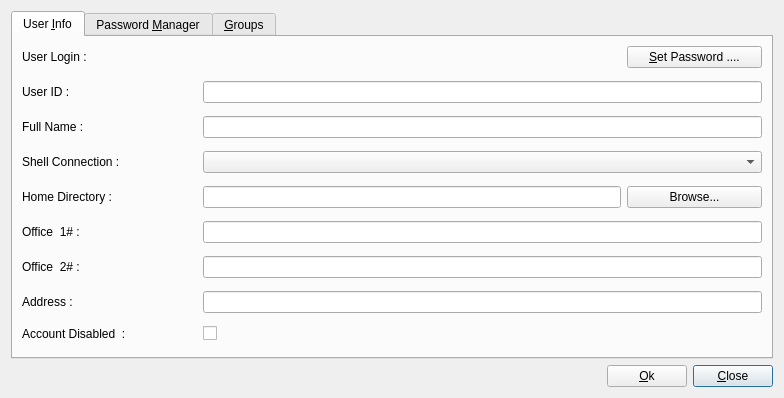
Before: the Qt Designer form ui/EditProperties.ui in xen0vas/UserManager, drawn with Qt 5.
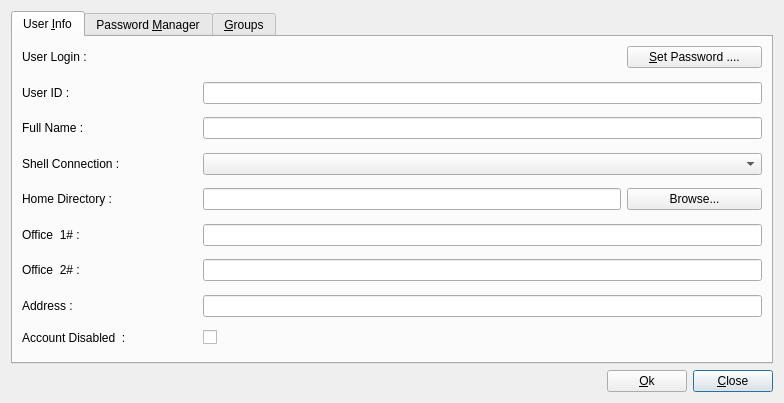
After: the same form once the commit is applied. The open tabs and pages were chosen to show the change. Icons and pictures are not drawn.

```diff
--- a/ui/EditProperties.ui
+++ b/ui/EditProperties.ui
@@ -7,7 +7,7 @@
     <x>0</x>
     <y>0</y>
     <width>784</width>
-    <height>398</height>
+    <height>403</height>
    </rect>
   </property>
   <property name="windowTitle">
```
Left out of the diff: 2 changed lines with no effect on the pictures.
